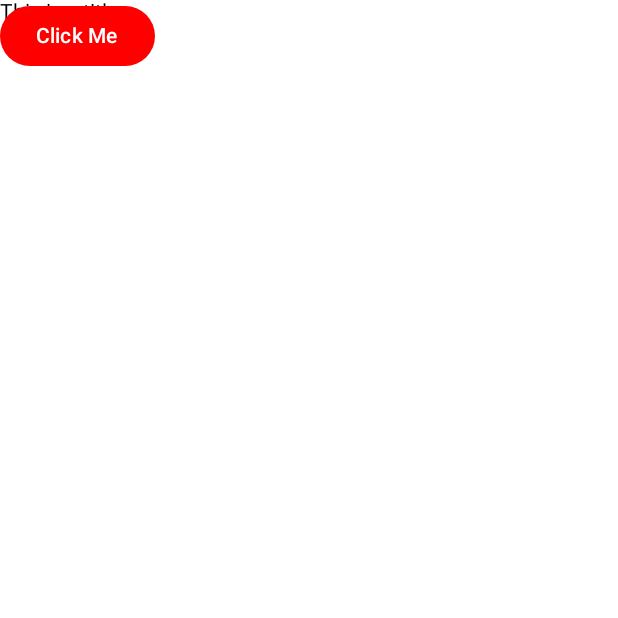
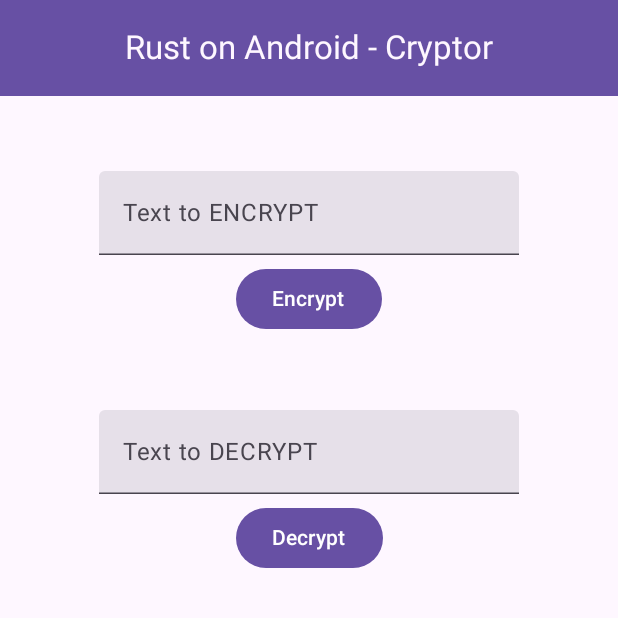
Before and after one commit to android10/Rust-Cross-Platform-Development, an Android app built with Jetpack Compose: the screen it shows after launch (MainActivity), on a phone screen of 412 x 824 dp, the top half of it. Run offline under Robolectric (Android 15) with nearby library versions, the phone set to English and light mode, and no system bars; 1 statement that could not run was skipped.

Commit message:
ref: first version working with jetpack compose within the android sample

```diff
--- a/android-sample/app/src/main/kotlin/com/fernandocejas/sample/MainActivity.kt
+++ b/android-sample/app/src/main/kotlin/com/fernandocejas/sample/MainActivity.kt
@@ -19,22 +19,29 @@ import android.os.Bundle
 import androidx.activity.compose.setContent
 import androidx.activity.viewModels
 import androidx.appcompat.app.AppCompatActivity
-import androidx.compose.foundation.background
+import androidx.compose.foundation.layout.Arrangement
+import androidx.compose.foundation.layout.Column
+import androidx.compose.foundation.layout.Row
+import androidx.compose.foundation.layout.Spacer
+import androidx.compose.foundation.layout.fillMaxSize
+import androidx.compose.foundation.layout.height
 import androidx.compose.foundation.layout.padding
-import androidx.compose.foundation.text.BasicText
 import androidx.compose.material3.Button
-import androidx.compose.material3.ButtonDefaults
+import androidx.compose.material3.CenterAlignedTopAppBar
 import androidx.compose.material3.ExperimentalMaterial3Api
-import androidx.compose.material3.Scaffold
+import androidx.compose.material3.MaterialTheme
+import androidx.compose.material3.Surface
 import androidx.compose.material3.Text
-import androidx.compose.material3.TopAppBar
+import androidx.compose.material3.TextField
+import androidx.compose.material3.TopAppBarDefaults
 import androidx.compose.runtime.Composable
 import androidx.compose.runtime.getValue
 import androidx.compose.runtime.mutableStateOf
 import androidx.compose.runtime.remember
 import androidx.compose.runtime.setValue
+import androidx.compose.ui.Alignment
 import androidx.compose.ui.Modifier
-import androidx.compose.ui.graphics.Color
+import androidx.compose.ui.res.stringResource
 import androidx.compose.ui.tooling.preview.Preview
 import androidx.compose.ui.unit.dp
 
@@ -47,50 +54,88 @@ class MainActivity : AppCompatActivity() {
         super.onCreate(savedInstanceState)
 
         setContent {
-//            Scaffold(
-//                topBar = {
-//                    TopAppBar(title = {
-//                        Text("My App")
-//                    })
-//                }
-//            ) { contentPadding ->
-//
-//            }
-            BasicText(text = "This is a title")
-            SimpleText(text = "Hello World!!!")
-            ButtonClickComponent()
-
+            MaterialTheme {
+                Surface(
+                    modifier = Modifier.fillMaxSize(),
+                    color = MaterialTheme.colorScheme.background
+                ) {
+                    Column(modifier = Modifier.fillMaxSize()) {
+                        MainScreenComponent()
+                    }
+                }
+            }
         }
     }
 
     @Preview
     @Composable
-    fun SimpleText(text: String = "Hello") {
-        BasicText(
-            text = text,
+    fun MainScreenComponent() {
+        TopBarComponent()
+        Column(
             modifier = Modifier
-                .padding(16.dp)
-                .background(Color.LightGray)
+                .fillMaxSize()
+                .padding(top = 50.dp),
+            horizontalAlignment = Alignment.CenterHorizontally,
+            verticalArrangement = Arrangement.Top,
+        ) {
+            EncryptDecryptComponent(
+                buttonText = stringResource(id = R.string.txt_encrypt),
+                textFieldLabel = stringResource(id = R.string.txt_encrypt_label_hint)
+            )
+            Spacer(modifier = Modifier.height(height = 50.dp))
+            EncryptDecryptComponent(
+                buttonText = stringResource(id = R.string.txt_decrypt),
+                textFieldLabel = stringResource(id = R.string.txt_decrypt_label_hint)
+            )
+        }
+    }
+
+    @Composable
+    fun TopBarComponent(title: String = stringResource(id = R.string.app_name)) {
+        CenterAlignedTopAppBar(
+            title = {
+                Text(
+                    text = title,
+                    color = MaterialTheme.colorScheme.background,
+                )
+            },
+            colors = TopAppBarDefaults.topAppBarColors(
+                containerColor = MaterialTheme.colorScheme.primary
+            )
         )
     }
 
-    @Preview
     @Composable
-    fun ButtonClickComponent() {
-        var showPopup by remember {
-            mutableStateOf(false)
+    fun EncryptDecryptComponent(
+        buttonText: String = stringResource(id = R.string.txt_encrypt),
+        textFieldLabel: String = stringResource(id = R.string.txt_encrypt_label_hint)
+    ) {
+        TextFieldComponent(textFieldLabel)
+        Spacer(modifier = Modifier.height(height = 5.dp))
+        Row {
+            ButtonComponent(buttonText)
         }
-        val color = if (showPopup) {
-            Color.Green
-        } else {
-            Color.Red
+    }
+
+    @Composable
+    fun TextFieldComponent(textFieldLabel: String) {
+        var text by remember {
+            mutableStateOf("")
         }
-        val colors = ButtonDefaults.buttonColors(containerColor = color)
+
+        TextField(
+            value = text,
+            onValueChange = { text = it },
+            label = { Text(textFieldLabel) }
+        )
+    }
+
+    @Composable
+    fun ButtonComponent(buttonText: String) {
         Button(
-            onClick = { showPopup = showPopup.not() },
-            colors = colors
+            onClick = { },
         ) {
-            Text(text = "Click Me")
+            Text(text = buttonText)
         }
     }
 }
--- a/android-sample/app/src/main/res/values/strings.xml
+++ b/android-sample/app/src/main/res/values/strings.xml
@@ -2,12 +2,10 @@
     <string name="app_name">Rust on Android - Cryptor</string>
 
     <string name="txt_encrypt">Encrypt</string>
-    <string name="txt_encrypted">ENCRYPTED</string>
-    <string name="txt_encrypt_hint">Text to ENCRYPT</string>
+    <string name="txt_encrypt_label_hint">Text to ENCRYPT</string>
 
     <string name="txt_decrypt">Decrypt</string>
-    <string name="txt_decrypted">DECRYPTED</string>
-    <string name="txt_decrypt_hint">Text to DECRYPT</string>
+    <string name="txt_decrypt_label_hint">Text to DECRYPT</string>
 
     <string name="error_empty_input">Field cannot be EMPTY</string>
 </resources>
```
Also changed, not shown: android-sample/app/src/main/kotlin/com/fernandocejas/sample/MainViewModel.kt (added, +20 -0 lines), android-sample/app/src/main/res/layout/activity_layout.xml (deleted, +0 -17 lines), android-sample/app/src/main/res/layout/fragment_main.xml (deleted, +0 -68 lines), android-sample/app/src/main/res/layout/toolbar.xml (deleted, +0 -11 lines).
